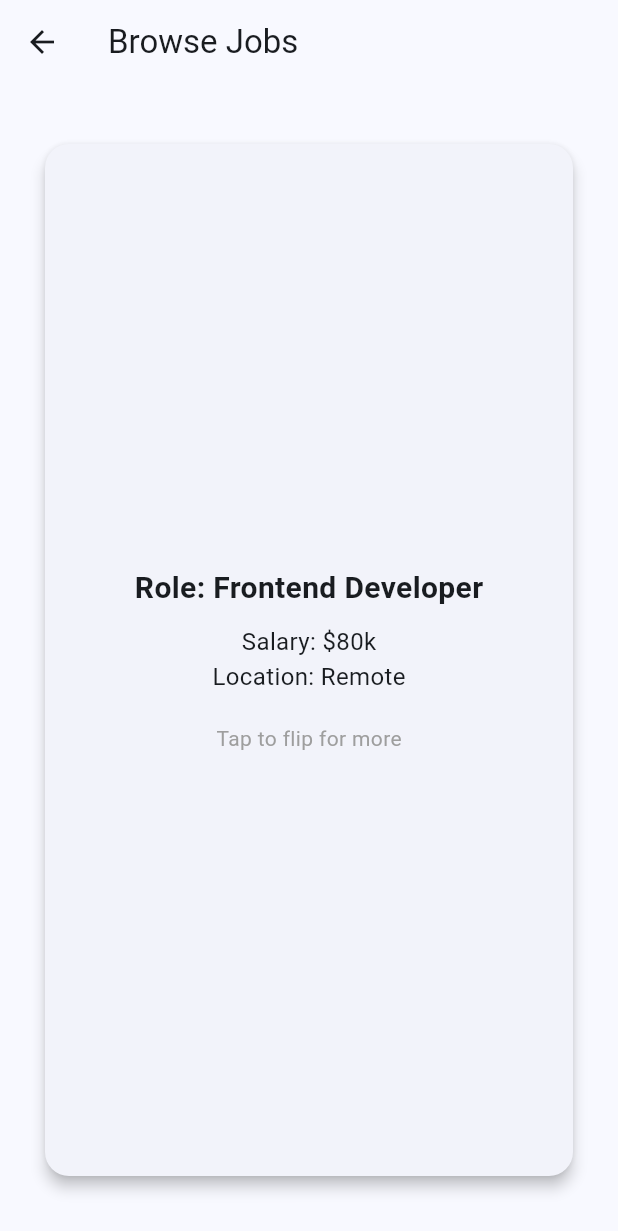
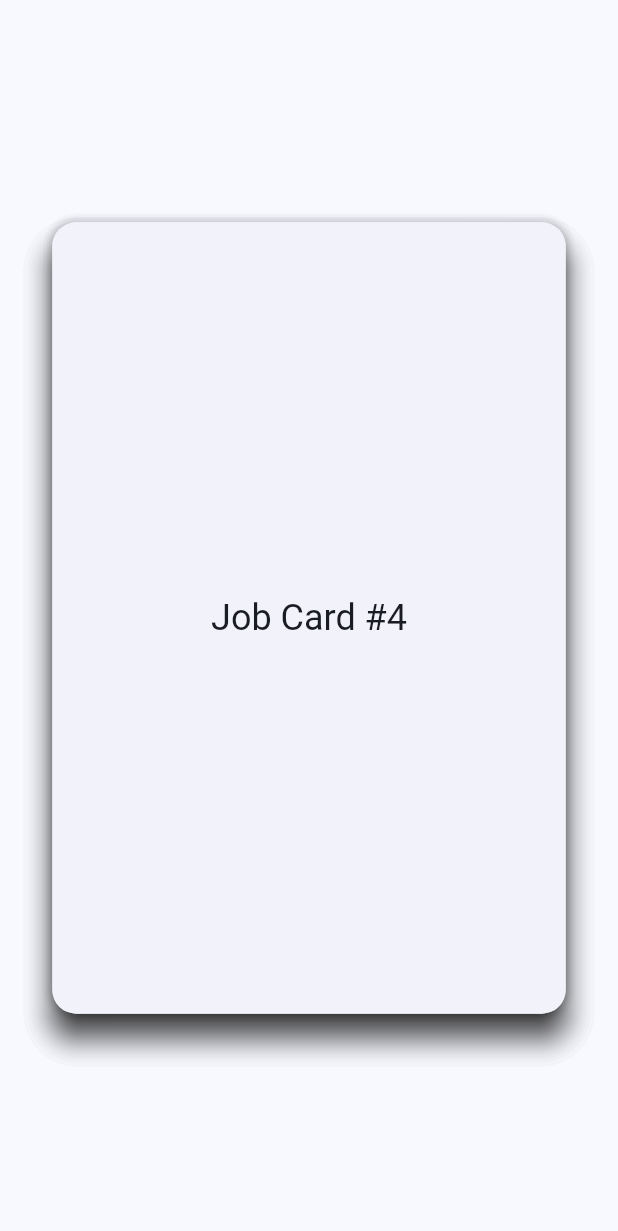
Before and after one commit to ReggieNora/hired_app, a Flutter app: the BrowseScreen widget shown alone on an empty page, opened directly, on a phone screen of 412 x 824 dp. Shown: the top 1231 px of the screen. Run offline on Flutter 3.47's test engine with Material 3 defaults, Android fonts, the phone set to English and light mode, and no system bars; drawn by our look-alikes of flip_card.

Commit message:
Added Responsiveness Stack is Not Functional, Yet

```diff
--- a/hired_app/lib/screens/browse_screen.dart
+++ b/hired_app/lib/screens/browse_screen.dart
@@ -1,92 +1,28 @@
+import 'package:hired_app/widgets/swipe_deck.dart';
 import 'package:flutter/material.dart';
-import 'package:flip_card/flip_card.dart';
 
 class BrowseScreen extends StatelessWidget {
-  final List<Map<String, String>> jobs = [
-    {
-      'role': 'Frontend Developer',
-      'salary': '\$80k',
-      'location': 'Remote',
-      'skills': 'Flutter, Dart, Firebase',
-      'experience': '3 years',
-      'linkedin': 'linkedin.com/in/dev1'
-    },
-    {
-      'role': 'Backend Engineer',
-      'salary': '\$95k',
-      'location': 'San Francisco',
-      'skills': 'Node.js, MongoDB, AWS',
-      'experience': '5 years',
-      'linkedin': 'linkedin.com/in/dev2'
-    },
-    {
-      'role': 'UI/UX Designer',
-      'salary': '\$75k',
-      'location': 'Remote',
-      'skills': 'Figma, Adobe XD, UX Research',
-      'experience': '4 years',
-      'linkedin': 'linkedin.com/in/designer1'
-    },
-  ];
+  const BrowseScreen({super.key});
 
   @override
   Widget build(BuildContext context) {
-    return Scaffold(
-      appBar: AppBar(title: Text("Browse Jobs")),
-      body: PageView.builder(
-        itemCount: jobs.length,
-        itemBuilder: (context, index) {
-          final job = jobs[index];
-          return Center(
-            child: FlipCard(
-              direction: FlipDirection.HORIZONTAL,
-              front: Card(
-                elevation: 4,
-                margin: EdgeInsets.symmetric(horizontal: 30, vertical: 40),
-                shape: RoundedRectangleBorder(
-                  borderRadius: BorderRadius.circular(16),
-                ),
-                child: Container(
-                  width: double.infinity,
-                  padding: EdgeInsets.all(24),
-                  child: Column(
-                    mainAxisAlignment: MainAxisAlignment.center,
-                    children: [
-                      Text("Role: ${job['role']}", style: TextStyle(fontSize: 20, fontWeight: FontWeight.bold)),
-                      SizedBox(height: 10),
-                      Text("Salary: ${job['salary']}", style: TextStyle(fontSize: 16)),
-                      Text("Location: ${job['location']}", style: TextStyle(fontSize: 16)),
-                      SizedBox(height: 20),
-                      Text("Tap to flip for more", style: TextStyle(color: Colors.grey)),
-                    ],
-                  ),
-                ),
-              ),
-              back: Card(
-                elevation: 4,
-                margin: EdgeInsets.symmetric(horizontal: 30, vertical: 40),
-                shape: RoundedRectangleBorder(
-                  borderRadius: BorderRadius.circular(16),
-                ),
-                child: Container(
-                  width: double.infinity,
-                  padding: EdgeInsets.all(24),
-                  child: Column(
-                    mainAxisAlignment: MainAxisAlignment.center,
-                    children: [
-                      Text("Skills: ${job['skills']}", style: TextStyle(fontSize: 16)),
-                      SizedBox(height: 10),
-                      Text("Experience: ${job['experience']}", style: TextStyle(fontSize: 16)),
-                      SizedBox(height: 10),
-                      Text("LinkedIn: ${job['linkedin']}", style: TextStyle(fontSize: 16, color: Colors.blue)),
-                    ],
-                  ),
-                ),
-              ),
-            ),
-          );
-        },
+    List<Widget> cards = List.generate(
+      5,
+      (index) => Card(
+        elevation: 8,
+        shape: RoundedRectangleBorder(borderRadius: BorderRadius.circular(16)),
+        child: Padding(
+          padding: const EdgeInsets.all(20),
+          child: Center(
+            child: Text('Job Card #$index', style: Theme.of(context).textTheme.headlineSmall),
+          ),
+        ),
       ),
+    );
+
+    return Padding(
+      padding: const EdgeInsets.all(12.0),
+      child: SwipeDeck(cards: cards),
     );
   }
 }
--- /dev/null
+++ b/hired_app/lib/widgets/swipe_deck.dart
@@ -0,0 +1,88 @@
+import 'package:flutter/material.dart';
+
+class SwipeDeck extends StatefulWidget {
+  final List<Widget> cards;
+
+  const SwipeDeck({Key? key, required this.cards}) : super(key: key);
+
+  @override
+  State<SwipeDeck> createState() => _SwipeDeckState();
+}
+
+class _SwipeDeckState extends State<SwipeDeck> {
+  int topCardIndex = 0;
+  Offset cardOffset = Offset.zero;
+
+  void _onPanUpdate(DragUpdateDetails details) {
+    setState(() {
+      cardOffset += details.delta;
+    });
+  }
+
+  void _onPanEnd(DragEndDetails details) {
+    final screenWidth = MediaQuery.of(context).size.width;
+    final threshold = screenWidth * 0.3;
+
+    if (cardOffset.dx > threshold) {
+      // Swiped right
+      _swipeCard();
+    } else if (cardOffset.dx < -threshold) {
+      // Swiped left
+      _swipeCard();
+    } else {
+      // Not far enough, reset
+      setState(() {
+        cardOffset = Offset.zero;
+      });
+    }
+  }
+
+  void _swipeCard() {
+    setState(() {
+      topCardIndex++;
+      cardOffset = Offset.zero;
+    });
+  }
+
+  @override
+  Widget build(BuildContext context) {
+    final screenWidth = MediaQuery.of(context).size.width;
+    final screenHeight = MediaQuery.of(context).size.height;
+
+    if (topCardIndex >= widget.cards.length) {
+      return const Center(child: Text('No more cards'));
+    }
+
+    return Stack(
+      children: widget.cards
+          .asMap()
+          .entries
+          .where((entry) => entry.key >= topCardIndex)
+          .map((entry) {
+        final index = entry.key;
+        final card = entry.value;
+        final isTop = index == topCardIndex;
+
+        return Positioned.fill(
+          child: Center(
+            child: AnimatedContainer(
+              duration: const Duration(milliseconds: 300),
+              width: screenWidth * 0.85,
+              height: screenHeight * 0.65,
+              child: isTop
+                  ? GestureDetector(
+                      onPanUpdate: _onPanUpdate,
+                      onPanEnd: _onPanEnd,
+                      child: Transform.translate(
+                        offset: cardOffset,
+                        child: card,
+                      ),
+                    )
+                  : card,
+            ),
+          ),
+        );
+      }).toList(),
+    );
+  }
+}
```
Also changed, not shown: hired_app/lib/widgets/swipeable_card.dart (added, +66 -0 lines).
